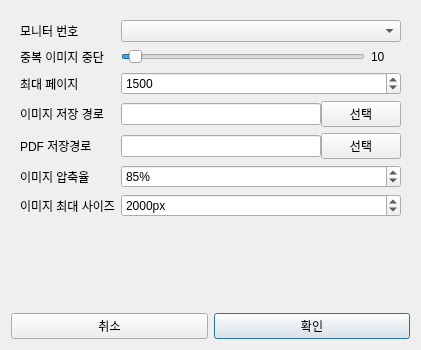
Qt form ui/setting_dialog.ui (gyuha/capture-macro2) before a commit.
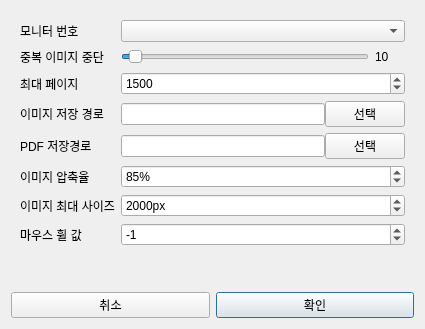
The same form after that commit.

What changed in the file:
```diff
--- a/ui/setting_dialog.ui
+++ b/ui/setting_dialog.ui
@@ -6,14 +6,14 @@
    <rect>
     <x>0</x>
     <y>0</y>
-    <width>420</width>
-    <height>350</height>
+    <width>425</width>
+    <height>329</height>
    </rect>
   </property>
   <property name="maximumSize">
    <size>
     <width>500</width>
-    <height>350</height>
+    <height>400</height>
    </size>
   </property>
   <property name="windowTitle">
@@ -29,7 +29,7 @@
    <item>
     <widget class="QFrame" name="frame">
      <property name="frameShape">
-      <enum>QFrame::NoFrame</enum>
+      <enum>QFrame::Shape::NoFrame</enum>
      </property>
      <layout class="QVBoxLayout" name="verticalLayout">
       <item>
@@ -72,7 +72,7 @@
              <number>3</number>
             </property>
             <property name="orientation">
-             <enum>Qt::Horizontal</enum>
+             <enum>Qt::Orientation::Horizontal</enum>
             </property>
            </widget>
           </item>
@@ -117,20 +117,20 @@
           </property>
          </widget>
         </item>
-        <item row="4" column="0">
+        <item row="3" column="0">
          <widget class="QLabel" name="label_5">
           <property name="text">
            <string>이미지 저장 경로</string>
           </property>
          </widget>
         </item>
-        <item row="4" column="1">
+        <item row="3" column="1">
          <layout class="QHBoxLayout" name="horizontalLayout_2">
           <property name="spacing">
            <number>0</number>
           </property>
           <property name="sizeConstraint">
-           <enum>QLayout::SetDefaultConstraint</enum>
+           <enum>QLayout::SizeConstraint::SetDefaultConstraint</enum>
           </property>
           <item>
            <widget class="QLineEdit" name="leImagePath">
@@ -154,14 +154,14 @@
           </item>
          </layout>
         </item>
-        <item row="5" column="0">
+        <item row="4" column="0">
          <widget class="QLabel" name="label_6">
           <property name="text">
            <string>PDF 저장경로</string>
           </property>
          </widget>
         </item>
-        <item row="5" column="1">
+        <item row="4" column="1">
          <layout class="QHBoxLayout" name="horizontalLayout_3">
           <property name="spacing">
            <number>0</number>
@@ -185,21 +185,43 @@
           </item>
          </layout>
         </item>
-        <item row="6" column="0">
+        <item row="5" column="0">
          <widget class="QLabel" name="label_3">
           <property name="text">
            <string>이미지 압축율</string>
           </property>
          </widget>
         </item>
-        <item row="7" column="0">
+        <item row="5" column="1">
+         <widget class="QSpinBox" name="sbImageCompress">
+          <property name="minimumSize">
+           <size>
+            <width>100</width>
+            <height>0</height>
+           </size>
+          </property>
+          <property name="suffix">
+           <string>%</string>
+          </property>
+          <property name="minimum">
+           <number>50</number>
+          </property>
+          <property name="maximum">
+           <number>100</number>
+          </property>
+          <property name="value">
+           <number>85</number>
+          </property>
+         </widget>
+        </item>
+        <item row="6" column="0">
          <widget class="QLabel" name="label_7">
           <property name="text">
            <string>이미지 최대 사이즈</string>
           </property>
          </widget>
         </item>
-        <item row="7" column="1">
+        <item row="6" column="1">
          <widget class="QSpinBox" name="sbImageSize">
           <property name="minimumSize">
            <size>
@@ -208,7 +230,7 @@
            </size>
           </property>
           <property name="layoutDirection">
-           <enum>Qt::LeftToRight</enum>
+           <enum>Qt::LayoutDirection::LeftToRight</enum>
           </property>
           <property name="suffix">
            <string>px</string>
@@ -224,25 +246,26 @@
           </property>
          </widget>
         </item>
-        <item row="6" column="1">
-         <widget class="QSpinBox" name="sbImageCompress">
-          <property name="minimumSize">
-           <size>
-            <width>100</width>
-            <height>0</height>
-           </size>
+        <item row="7" column="0">
+         <widget class="QLabel" name="label_8">
+          <property name="text">
+           <string>마우스 휠 값</string>
           </property>
-          <property name="suffix">
-           <string>%</string>
-          </property>
+         </widget>
+        </item>
+        <item row="7" column="1">
+         <widget class="QSpinBox" name="sbWheel">
           <property name="minimum">
-           <number>50</number>
+           <number>-100</number>
           </property>
           <property name="maximum">
            <number>100</number>
           </property>
+          <property name="singleStep">
+           <number>10</number>
+          </property>
           <property name="value">
-           <number>85</number>
+           <number>-1</number>
           </property>
          </widget>
         </item>
```
